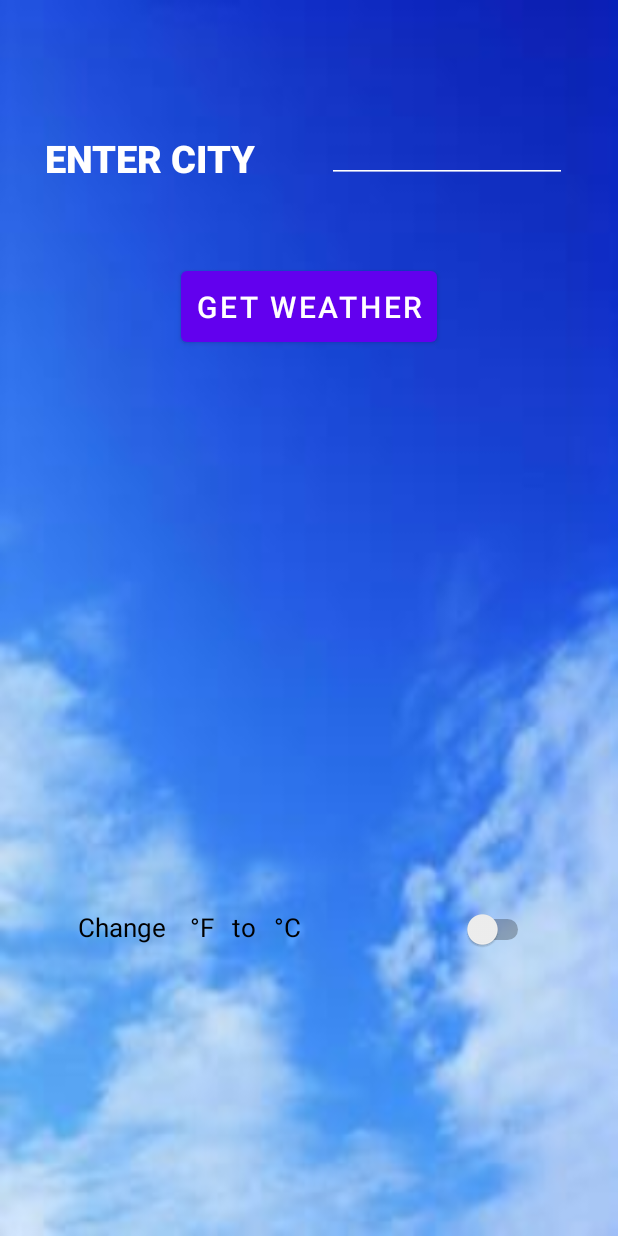
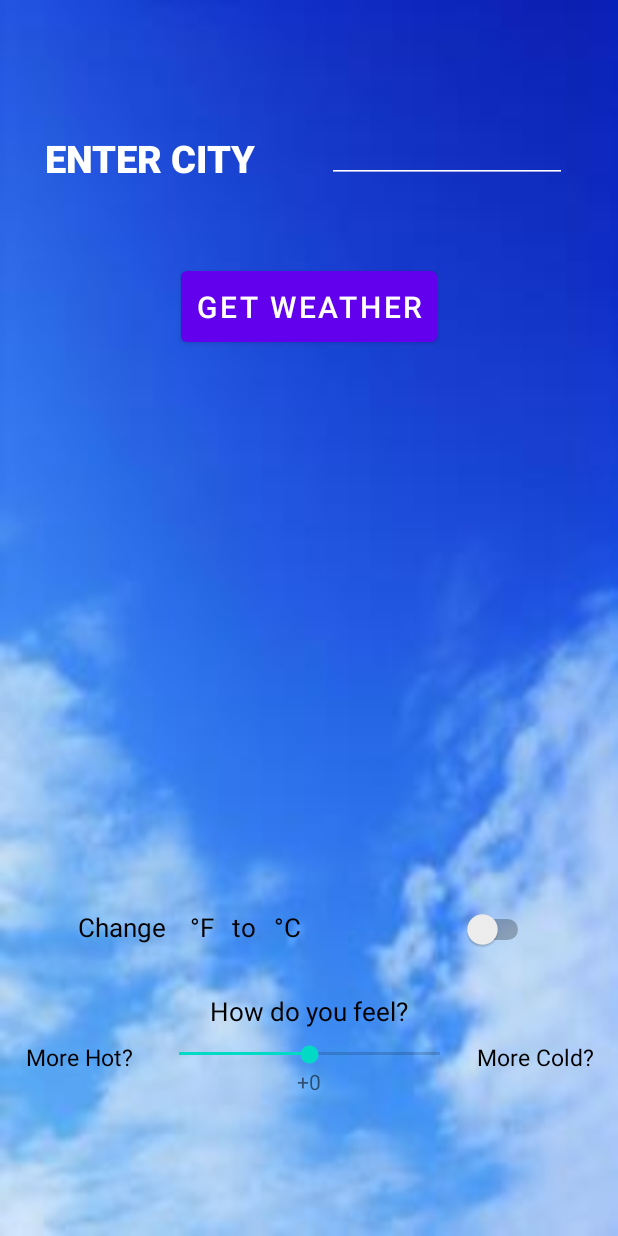
Before and after one commit to DongjunGu/Weather-4cast, an Android app: the SettingsFragment screen opened through its navigation route, on a phone screen of 412 x 824 dp. Run offline under Robolectric (Android 15) with nearby library versions, the phone set to English and light mode, and no system bars; our stand-ins replace Volley, navigation-ui.

Commit message:
Added Personal temp feel

```diff
--- a/app/src/main/java/com/mobileapp/a4cast/ui/home/HomeFragment.java
+++ b/app/src/main/java/com/mobileapp/a4cast/ui/home/HomeFragment.java
@@ -178,7 +178,9 @@ public class HomeFragment extends Fragment {
 
                             //Log.d("DEBUG", "JSON Data: " + response.toString(4));
                             conditions = dbManager.getItemsByConditions(mainDescription.toUpperCase());
-                            temps = dbManager.getItemsByTemp((int) temperature);
+                            GlobalData.getInstance().setCurrentTemp(temperature);
+                            GlobalData.getInstance().setCurrentConditions(mainDescription.toUpperCase());
+                            temps = dbManager.getItemsByTemp((int) temperature + GlobalData.getInstance().getPersonalTemp());
                             GlobalData.getInstance().setTemps(temps);
                             GlobalData.getInstance().setConditions(conditions);
 
--- a/app/src/main/java/com/mobileapp/a4cast/ui/settings/SettingsFragment.java
+++ b/app/src/main/java/com/mobileapp/a4cast/ui/settings/SettingsFragment.java
@@ -14,6 +14,7 @@ import android.view.ViewGroup;
 import android.widget.Button;
 import android.widget.CompoundButton;
 import android.widget.EditText;
+import android.widget.SeekBar;
 import android.widget.Switch;
 import android.widget.TextView;
 import android.widget.Toast;
@@ -50,12 +51,13 @@ public class SettingsFragment extends Fragment {
     List<DatabaseItem> tempRecommendations, activityReco, foodReco, clothingReco;
     EditText enterCityTextEdit;
     Button getWeatherButton;
-    TextView showRecom, showWeatherData;
+    TextView showRecom, showWeatherData, personalTempText;
     Switch fToCSwitch;
+    SeekBar hotColdSeekBar;
 
     double temp, feelsLike;
     float pressure;
-    int humidity;
+    int humidity, seekBarInt;
     String description, wind, clouds, countryName, cityName;
 
     private final String url = "https://api.openweathermap.org/data/2.5/weather";
@@ -68,6 +70,10 @@ public class SettingsFragment extends Fragment {
         SettingsViewModel settingsViewModel = new ViewModelProvider(this).get(SettingsViewModel.class);
         binding = FragmentSettingsBinding.inflate(inflater, container, false);
         View root = binding.getRoot();
+        hotColdSeekBar = (SeekBar) binding.hotColdSeekBar;
+        hotColdSeekBar.setMax(40);
+        hotColdSeekBar.setProgress(20);
+        personalTempText = binding.personalTempTextView;
 
         // SETUP FOR DATABASE
         dbManager = new SQLiteManager(getContext());
@@ -108,6 +114,31 @@ public class SettingsFragment extends Fragment {
                     .append(", ").append(maxTemp).append(", ").append(conditions).append(", ").append(link).append("\n");
         }
         Log.d("DEBUG", "DATA: " + "\n" + stringBuilder);
+
+        hotColdSeekBar.setOnSeekBarChangeListener(new SeekBar.OnSeekBarChangeListener() {
+            @Override
+            public void onProgressChanged(SeekBar seekBar, int progress, boolean fromUser) {
+                progress = progress - 20;
+                Log.d("DEBUG", "SETTING SEEKBAR: " + progress);
+                if(progress >= 0) {
+                    personalTempText.setText("+"+Integer.toString(progress));
+                } else {
+                    personalTempText.setText(Integer.toString(progress));
+                }
+
+                GlobalData.getInstance().setPersonalTemp(progress);
+            }
+
+            @Override
+            public void onStartTrackingTouch(SeekBar seekBar) {
+
+            }
+
+            @Override
+            public void onStopTrackingTouch(SeekBar seekBar) {
+
+            }
+        });
 
         fToCSwitch.setOnCheckedChangeListener(new CompoundButton.OnCheckedChangeListener() {
             @Override
@@ -218,6 +249,10 @@ public class SettingsFragment extends Fragment {
 
     @Override
     public void onDestroyView() {
+        List<DatabaseItem> conditions = dbManager.getItemsByConditions(GlobalData.getInstance().getCurrentConditions());
+        List<DatabaseItem> temps = dbManager.getItemsByTemp((int) GlobalData.getInstance().getCurrentTemp() + GlobalData.getInstance().getPersonalTemp());
+        GlobalData.getInstance().setTemps(temps);
+        GlobalData.getInstance().setConditions(conditions);
         super.onDestroyView();
         binding = null;
     }
--- a/app/src/main/res/layout/fragment_settings.xml
+++ b/app/src/main/res/layout/fragment_settings.xml
@@ -96,7 +96,7 @@
     </ScrollView>
 
     <TextView
-        android:id="@+id/textView2"
+        android:id="@+id/fToCTextView"
         android:layout_width="wrap_content"
         android:layout_height="wrap_content"
         android:layout_marginStart="52dp"
@@ -114,7 +114,66 @@
         android:layout_marginTop="36dp"
         app:layout_constraintEnd_toEndOf="parent"
         app:layout_constraintHorizontal_bias="0.658"
-        app:layout_constraintStart_toEndOf="@+id/textView2"
+        app:layout_constraintStart_toEndOf="@+id/fToCTextView"
         app:layout_constraintTop_toBottomOf="@+id/scrollView3" />
 
+    <TextView
+        android:id="@+id/seekBarMainText"
+        android:layout_width="wrap_content"
+        android:layout_height="wrap_content"
+        android:layout_marginTop="32dp"
+        android:text="How do you feel?"
+        android:textColor="@color/black"
+        android:textSize="17sp"
+        app:layout_constraintEnd_toEndOf="parent"
+        app:layout_constraintStart_toStartOf="parent"
+        app:layout_constraintTop_toBottomOf="@+id/fToCTextView" />
+
+    <TextView
+        android:id="@+id/coldText"
+        android:layout_width="wrap_content"
+        android:layout_height="wrap_content"
+        android:layout_marginStart="8dp"
+        android:layout_marginTop="8dp"
+        android:text="More Hot?"
+        android:textColor="@color/black"
+        android:textSize="15sp"
+        app:layout_constraintEnd_toStartOf="@+id/hotColdSeekBar"
+        app:layout_constraintHorizontal_bias="0.4"
+        app:layout_constraintStart_toStartOf="parent"
+        app:layout_constraintTop_toBottomOf="@+id/seekBarMainText" />
+
+    <TextView
+        android:id="@+id/hotText"
+        android:layout_width="wrap_content"
+        android:layout_height="wrap_content"
+        android:layout_marginTop="8dp"
+        android:layout_marginEnd="8dp"
+        android:text="More Cold?"
+        android:textColor="@color/black"
+        android:textSize="15sp"
+        app:layout_constraintEnd_toEndOf="parent"
+        app:layout_constraintHorizontal_bias="0.52"
+        app:layout_constraintStart_toEndOf="@+id/hotColdSeekBar"
+        app:layout_constraintTop_toBottomOf="@+id/seekBarMainText" />
+
+    <SeekBar
+        android:id="@+id/hotColdSeekBar"
+        android:layout_width="206dp"
+        android:layout_height="17dp"
+        android:layout_marginTop="8dp"
+        app:layout_constraintEnd_toEndOf="parent"
+        app:layout_constraintHorizontal_bias="0.502"
+        app:layout_constraintStart_toStartOf="parent"
+        app:layout_constraintTop_toBottomOf="@+id/seekBarMainText" />
+
+    <TextView
+        android:id="@+id/personalTempTextView"
+        android:layout_width="wrap_content"
+        android:layout_height="wrap_content"
+        android:text="+0"
+        app:layout_constraintEnd_toEndOf="parent"
+        app:layout_constraintStart_toStartOf="parent"
+        app:layout_constraintTop_toBottomOf="@+id/hotColdSeekBar" />
+
 </androidx.constraintlayout.widget.ConstraintLayout>
```
Also changed, not shown: app/src/main/java/com/mobileapp/a4cast/GlobalData.java (+42 -2 lines).
